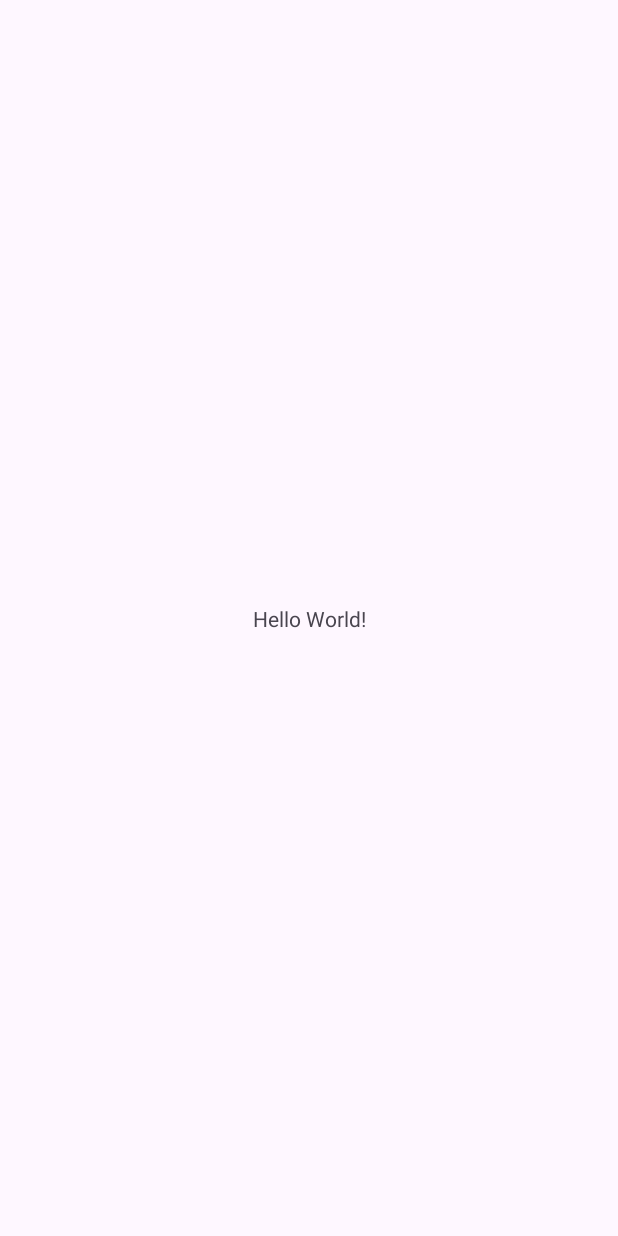
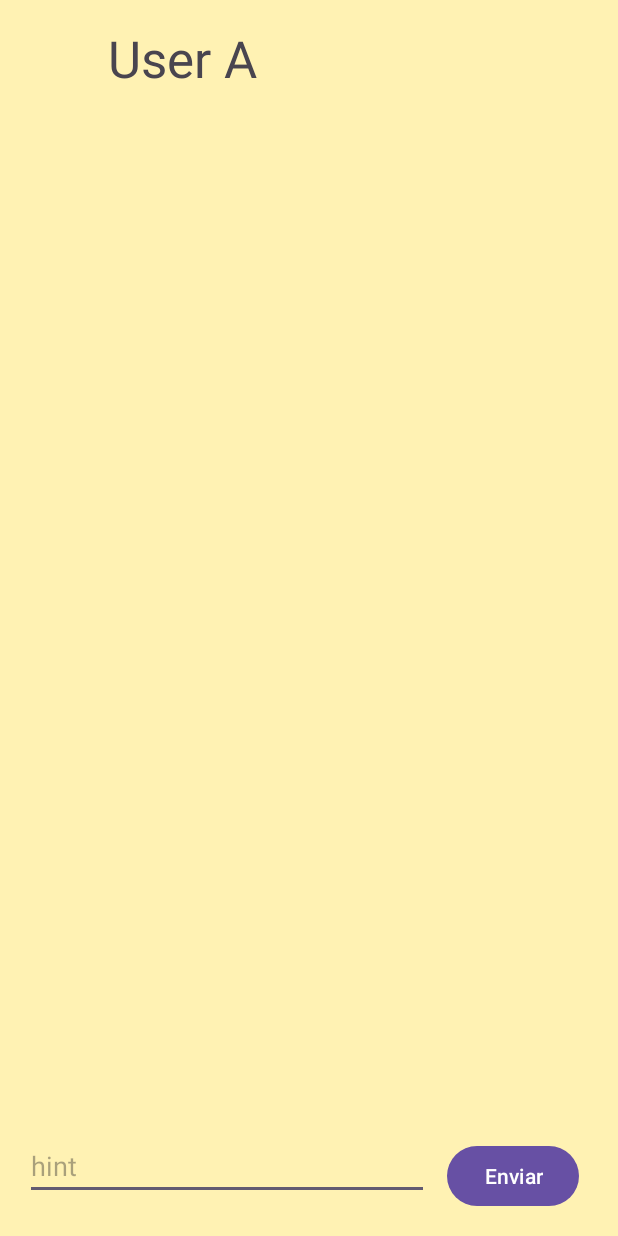
Before and after one commit to oscargu91/ProyectoUnidad2, an Android app: the screen it shows after launch (MainActivity), on a phone screen of 412 x 824 dp. Before the commit the screen is almost empty. Run offline under Robolectric (Android 15) with nearby library versions, the phone set to English and light mode, and no system bars.

Commit message:
creacion user A

```diff
--- a/app/src/main/res/layout/activity_main.xml
+++ b/app/src/main/res/layout/activity_main.xml
@@ -5,15 +5,37 @@
     android:id="@+id/main"
     android:layout_width="match_parent"
     android:layout_height="match_parent"
+    android:background="#62FFEB3B"
     tools:context=".MainActivity">
 
     <TextView
+        android:id="@+id/textView"
         android:layout_width="wrap_content"
         android:layout_height="wrap_content"
-        android:text="Hello World!"
-        app:layout_constraintBottom_toBottomOf="parent"
-        app:layout_constraintEnd_toEndOf="parent"
+        android:layout_marginStart="72dp"
+        android:layout_marginTop="16dp"
+        android:text="@string/Chat1"
+        android:textSize="34sp"
         app:layout_constraintStart_toStartOf="parent"
         app:layout_constraintTop_toTopOf="parent" />
 
+    <Button
+        android:id="@+id/button"
+        android:layout_width="wrap_content"
+        android:layout_height="wrap_content"
+        android:layout_marginEnd="26dp"
+        android:layout_marginBottom="16dp"
+        android:text="@string/boton"
+        app:layout_constraintBottom_toBottomOf="parent"
+        app:layout_constraintEnd_toEndOf="parent" />
+
+    <com.google.android.material.textfield.TextInputEditText
+        android:layout_width="269dp"
+        android:layout_height="wrap_content"
+        android:layout_marginEnd="12dp"
+        android:layout_marginBottom="24dp"
+        android:hint="hint"
+        app:layout_constraintBottom_toBottomOf="parent"
+        app:layout_constraintEnd_toStartOf="@+id/button" />
+
 </androidx.constraintlayout.widget.ConstraintLayout>
--- a/app/src/main/res/values/strings.xml
+++ b/app/src/main/res/values/strings.xml
@@ -1,3 +1,5 @@
 <resources>
     <string name="app_name">ProyectoUd2</string>
+    <string name="Chat1">User A</string>
+    <string name="boton">Enviar</string>
 </resources>
```
